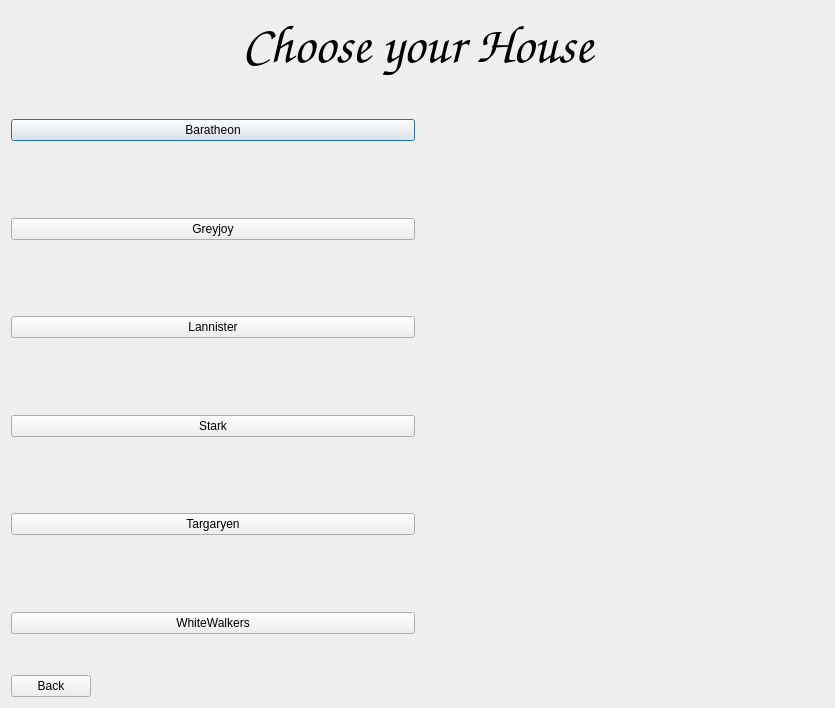
AliceCasali/Legend_Of_WesterosQT, file choosewindow.ui: the form before one commit.
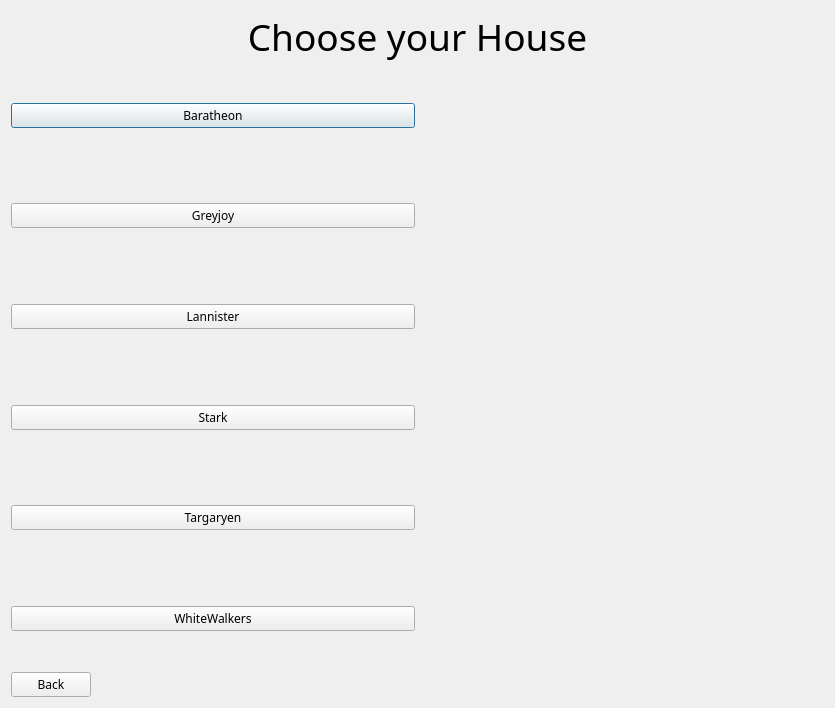
The form after the commit. Icons and pictures are not drawn.

What changed in the file:
```diff
--- a/choosewindow.ui
+++ b/choosewindow.ui
@@ -36,11 +36,11 @@
      </property>
      <property name="font">
       <font>
-       <family>URW Chancery L</family>
-       <pointsize>40</pointsize>
-       <weight>75</weight>
-       <italic>true</italic>
-       <bold>true</bold>
+       <family>Game of Thrones</family>
+       <pointsize>28</pointsize>
+       <weight>50</weight>
+       <italic>false</italic>
+       <bold>false</bold>
       </font>
      </property>
      <property name="text">
@@ -52,6 +52,11 @@
     <layout class="QHBoxLayout" name="horizontalLayout">
      <item>
       <widget class="QPushButton" name="btnBaratheon">
+       <property name="font">
+        <font>
+         <family>Game of Thrones</family>
+        </font>
+       </property>
        <property name="text">
         <string>Baratheon</string>
        </property>
@@ -79,6 +84,11 @@
     <layout class="QHBoxLayout" name="horizontalLayout_2">
      <item>
       <widget class="QPushButton" name="btnGreyjoy">
+       <property name="font">
+        <font>
+         <family>Game of Thrones</family>
+        </font>
+       </property>
        <property name="text">
         <string>Greyjoy</string>
        </property>
@@ -103,6 +113,11 @@
     <layout class="QHBoxLayout" name="horizontalLayout_3">
      <item>
       <widget class="QPushButton" name="btnLannister">
+       <property name="font">
+        <font>
+         <family>Game of Thrones</family>
+        </font>
+       </property>
        <property name="text">
         <string>Lannister</string>
        </property>
@@ -127,6 +142,11 @@
     <layout class="QHBoxLayout" name="horizontalLayout_4">
      <item>
       <widget class="QPushButton" name="btnStark">
+       <property name="font">
+        <font>
+         <family>Game of Thrones</family>
+        </font>
+       </property>
        <property name="styleSheet">
         <string notr="true"/>
        </property>
@@ -154,6 +174,11 @@
     <layout class="QHBoxLayout" name="horizontalLayout_5">
      <item>
       <widget class="QPushButton" name="btnTargaryen">
+       <property name="font">
+        <font>
+         <family>Game of Thrones</family>
+        </font>
+       </property>
        <property name="text">
         <string>Targaryen</string>
        </property>
@@ -184,6 +209,11 @@
          <verstretch>0</verstretch>
         </sizepolicy>
        </property>
+       <property name="font">
+        <font>
+         <family>Game of Thrones</family>
+        </font>
+       </property>
        <property name="text">
         <string>WhiteWalkers</string>
        </property>
@@ -212,6 +242,11 @@
        <verstretch>0</verstretch>
       </sizepolicy>
      </property>
+     <property name="font">
+      <font>
+       <family>Game of Thrones</family>
+      </font>
+     </property>
      <property name="text">
       <string>Back</string>
      </property>
```
